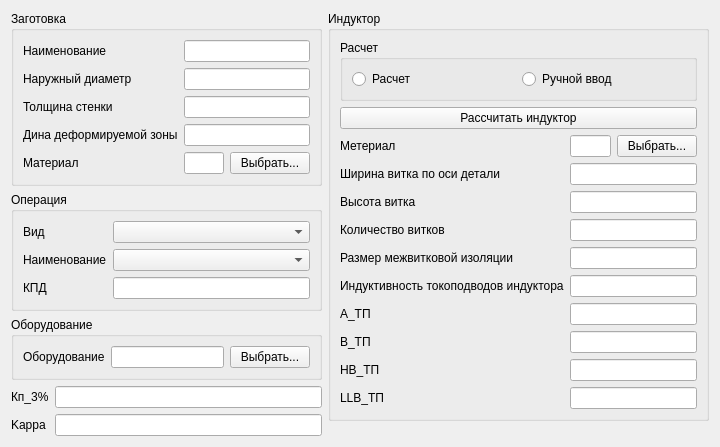
First picture: the form in gui/InitialParameters.ui, repository Kroshy1984/MIOM, before the edit.
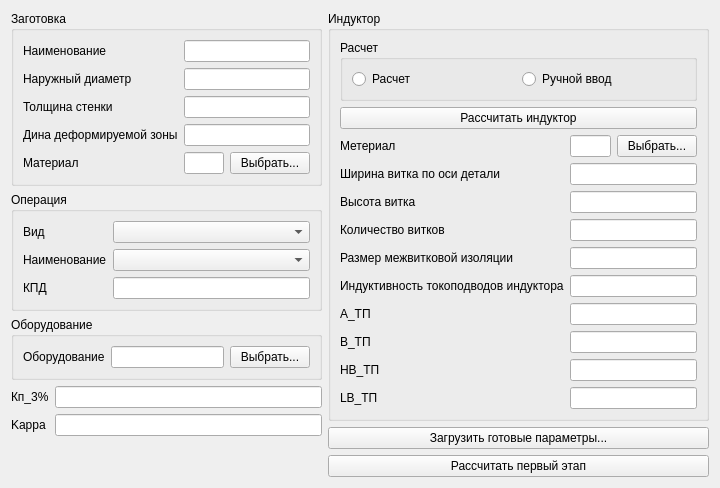
Second picture: the form after the edit.

Commit message: Add draft of second phase parameters

What changed in the file:
```diff
--- a/gui/InitialParameters.ui
+++ b/gui/InitialParameters.ui
@@ -360,7 +360,7 @@
           <item row="9" column="0">
            <widget class="QLabel" name="label_18">
             <property name="text">
-             <string>LLB_ТП</string>
+             <string>LB_ТП</string>
             </property>
            </widget>
           </item>
@@ -372,6 +372,20 @@
        </layout>
       </widget>
      </item>
+     <item>
+      <widget class="QPushButton" name="pushButtonLoadParameters">
+       <property name="text">
+        <string>Загрузить готовые параметры...</string>
+       </property>
+      </widget>
+     </item>
+     <item>
+      <widget class="QPushButton" name="pushButtonCalcFirsPhase">
+       <property name="text">
+        <string>Рассчитать первый этап</string>
+       </property>
+      </widget>
+     </item>
      <item>
       <spacer name="verticalSpacer_2">
        <property name="orientation">
```
Left out of the diff: 24 changed lines with no effect on the pictures. The commit also changes 5 other files.
